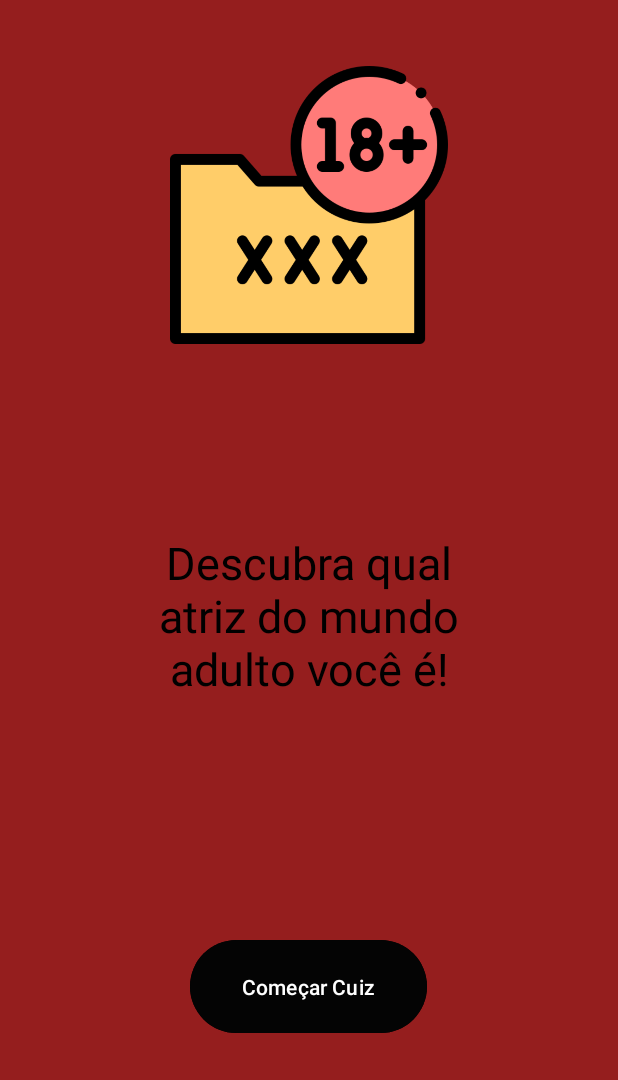
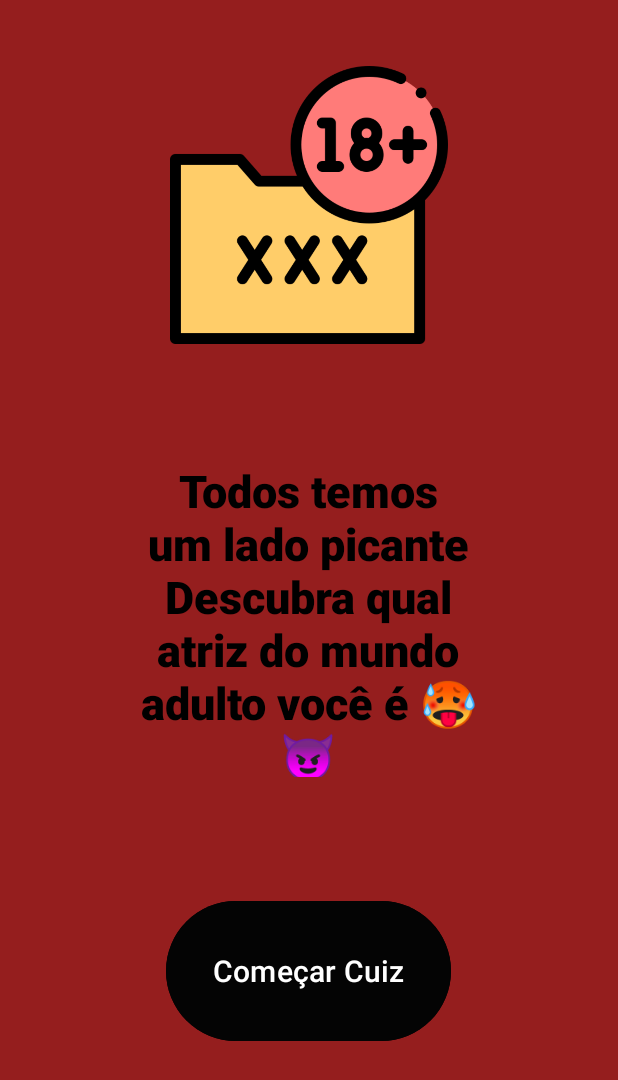
Before and after one commit to MatheuzH/DevMobile_Ap2, an Android app: the screen it shows after launch (MainActivity), on a phone screen of 412 x 824 dp. Shown: the top 1080 px of the screen. Run offline under Robolectric (Android 15) with nearby library versions, the light colour scheme and no system bars.

Commit message:
segunda tela

```diff
--- a/app/src/main/AndroidManifest.xml
+++ b/app/src/main/AndroidManifest.xml
@@ -13,6 +13,9 @@
         android:theme="@style/Theme.Cuiz"
         tools:targetApi="31">
         <activity
+            android:name=".Activity2"
+            android:exported="false" />
+        <activity
             android:name=".MainActivity"
             android:exported="true">
             <intent-filter>
--- a/app/src/main/java/com/example/cuiz/MainActivity.kt
+++ b/app/src/main/java/com/example/cuiz/MainActivity.kt
@@ -1,11 +1,19 @@
 package com.example.cuiz
 
+import android.content.Intent
 import androidx.appcompat.app.AppCompatActivity
 import android.os.Bundle
+import android.widget.Button
 
 class MainActivity : AppCompatActivity() {
     override fun onCreate(savedInstanceState: Bundle?) {
         super.onCreate(savedInstanceState)
         setContentView(R.layout.activity_main)
+
+        val botao = findViewById<Button>(R.id.button1)
+        botao.setOnClickListener() {
+            val intent = Intent(this, Activity2::class.java)
+            startActivity(intent)
+        }
     }
 }
--- a/app/src/main/res/layout/activity_main.xml
+++ b/app/src/main/res/layout/activity_main.xml
@@ -20,12 +20,12 @@
         app:srcCompat="@drawable/pasta" />
 
     <Button
-        android:id="@+id/button"
-        android:layout_width="158dp"
-        android:layout_height="70dp"
-        android:autoText="false"
+        android:id="@+id/button1"
+        android:layout_width="190dp"
+        android:layout_height="101dp"
         android:backgroundTint="#040404"
         android:foregroundTint="#000000"
+        android:textSize="20sp"
         android:text="@string/botao1"
         app:layout_constraintBottom_toBottomOf="parent"
         app:layout_constraintEnd_toEndOf="parent"
@@ -36,17 +36,19 @@
 
     <TextView
         android:id="@+id/textView"
-        android:layout_width="239dp"
-        android:layout_height="115dp"
+        android:layout_width="224dp"
+        android:layout_height="211dp"
         android:background="#00000000"
         android:backgroundTint="#000000"
+        android:fontFamily="sans-serif-black"
+        android:text="@string/texto_home"
         android:textAlignment="center"
-        android:textColor="@color/black"
-        android:text="Descubra qual atriz do mundo adulto você é!"
-        android:textSize="30dp"
+        android:textAllCaps="false"
+        android:textColor="#000000"
+        android:textSize="30sp"
         app:layout_constraintBottom_toBottomOf="parent"
         app:layout_constraintEnd_toEndOf="parent"
-        app:layout_constraintHorizontal_bias="0.502"
+        app:layout_constraintHorizontal_bias="0.497"
         app:layout_constraintStart_toStartOf="parent"
         app:layout_constraintTop_toTopOf="parent" />
 
--- a/app/src/main/res/values/strings.xml
+++ b/app/src/main/res/values/strings.xml
@@ -2,4 +2,7 @@
     <string name="app_name">cuiz</string>
     <string name="maior_idade">Pasta_mais_18</string>
     <string name="botao1">Começar Cuiz</string>
+    <string name="texto_home">
+        Todos temos um lado picante
+        Descubra qual atriz do mundo adulto você é 🥵😈</string>
 </resources>
```
Also changed, not shown: app/src/main/java/com/example/cuiz/Activity2.kt (added, +11 -0 lines), app/src/main/res/layout/activity_2.xml (added, +10 -0 lines).
